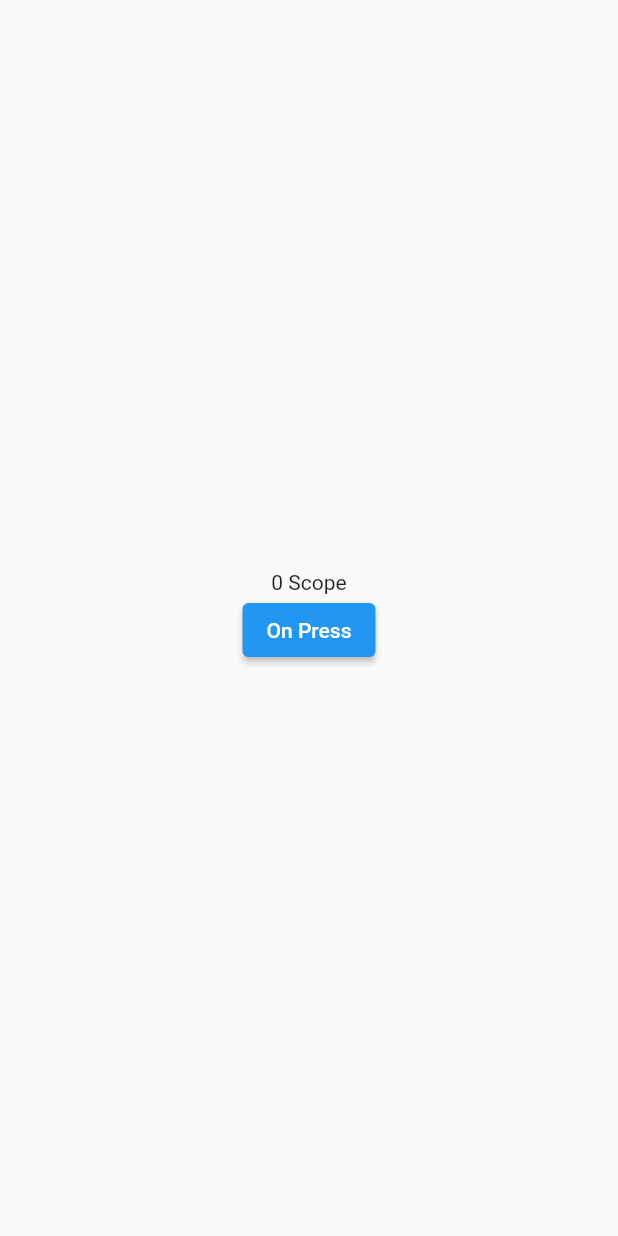
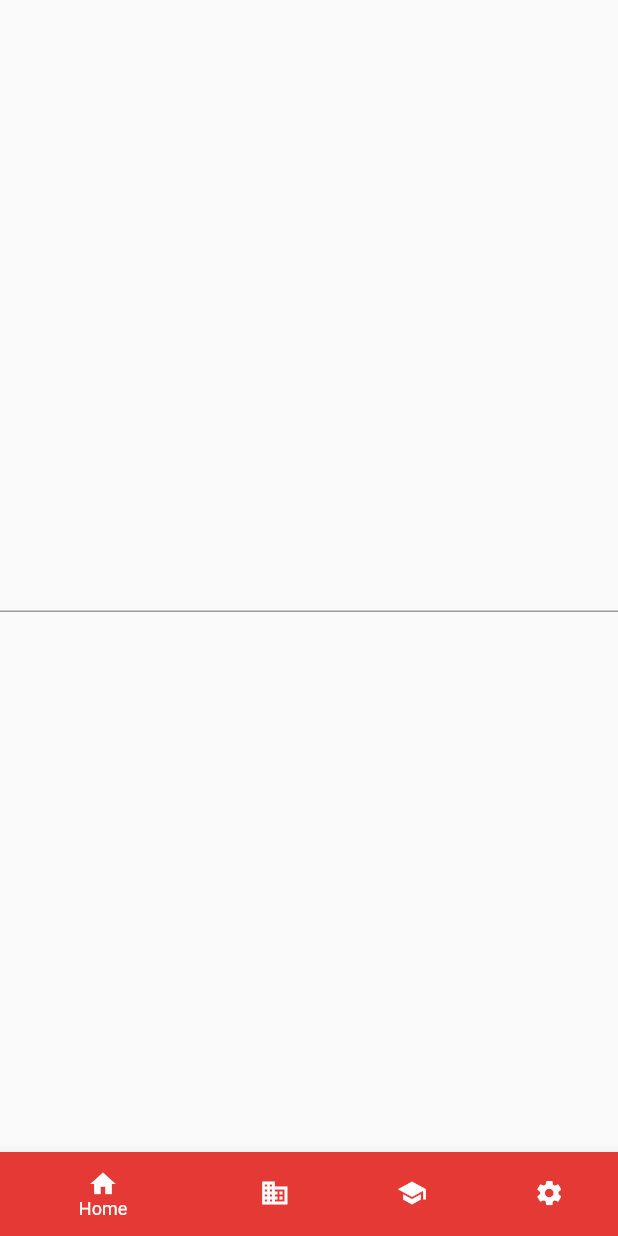
Before and after one commit to source3thaipvt/Learn_Flutter, a Flutter app: the screen it shows after launch, on a phone screen of 412 x 824 dp. Run offline on Flutter 3.47's test engine with Material 2 defaults, Android fonts, the phone set to English and light mode, and no system bars.

Commit message:
using Widget BottomNavigationBar

```diff
--- a/lib/main.dart
+++ b/lib/main.dart
@@ -4,7 +4,7 @@ import 'package:flutter/material.dart';
 import 'package:hello_world/data/listData.dart';
 
 void main() {
-  runApp(MyStatefulWidget());
+  runApp(MyBottomNavigationBar());
 }
 
 class MyApp extends StatelessWidget {
@@ -622,3 +622,93 @@ class _MyAppState extends State<MyStatefulWidget> {
     await Future.delayed(Duration(seconds: 2));
   }
 }
+
+class MyBottomNavigationBar extends StatelessWidget {
+  @override
+  Widget build(BuildContext context) {
+    // TODO: implement build
+    return MaterialApp(
+      home: CustomeBottomNavigationBar(),
+    );
+  }
+}
+
+class CustomeBottomNavigationBar extends StatefulWidget {
+  CustomeBottomNavigationBar({Key? key}) : super(key: key);
+
+  @override
+  State<CustomeBottomNavigationBar> createState() =>
+      _CustomeBottomNavigationBarState();
+}
+
+class _CustomeBottomNavigationBarState
+    extends State<CustomeBottomNavigationBar> {
+  int _typeMenuIndex = 0;
+  void _onItemTappedBottom(int index) {
+    setState(() {
+      _typeMenuIndex = index;
+    });
+  }
+
+  List<Widget> _page = [
+    TextField(),
+    Text('Business Page'),
+    Text('School Page'),
+    Text('Settings Page'),
+  ];
+
+  @override
+  Widget build(BuildContext context) {
+    return Scaffold(
+      body: Center(
+        // child: _page[_typeMenuIndex],
+        child: IndexedStack(
+          alignment: AlignmentDirectional.center,
+          index: _typeMenuIndex,
+          children: [
+            TextField(),
+            Text('Business Page'),
+            Text('School Page'),
+            Text('Settings Page'),
+          ],
+        ),
+      ),
+      bottomNavigationBar: BottomNavigationBar(
+        // type: BottomNavigationBarType.fixed,
+        // selectedItemColor: Colors.amber,
+        currentIndex: _typeMenuIndex,
+        onTap: _onItemTappedBottom,
+        // backgroundColor: Colors.blueGrey,
+        iconSize: 20,
+        selectedFontSize: 12,
+        // mouseCursor: SystemMouseCursors.grab,
+        // showSelectedLabels: false,
+        // showUnselectedLabels: true,
+        items: <BottomNavigationBarItem>[
+          BottomNavigationBarItem(
+              icon: Icon(
+                Icons.home,
+              ),
+              label: "Home",
+              backgroundColor: Colors.red[600]),
+          BottomNavigationBarItem(
+              icon: Icon(
+                Icons.business,
+              ),
+              label: "Business",
+              backgroundColor: Colors.blue[500]),
+          BottomNavigationBarItem(
+              icon: Icon(Icons.school),
+              label: "School",
+              backgroundColor: Colors.yellow[800]),
+          BottomNavigationBarItem(
+              icon: Icon(
+                Icons.settings,
+              ),
+              label: "Settings",
+              backgroundColor: Colors.grey[500]),
+        ],
+      ),
+    );
+  }
+}
```
